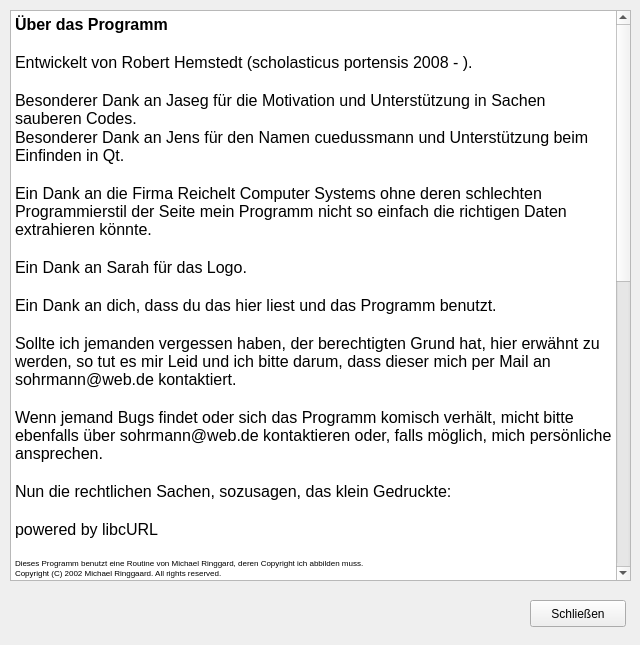
euklid/cuedussmann, file thanks.ui: the form before one commit.
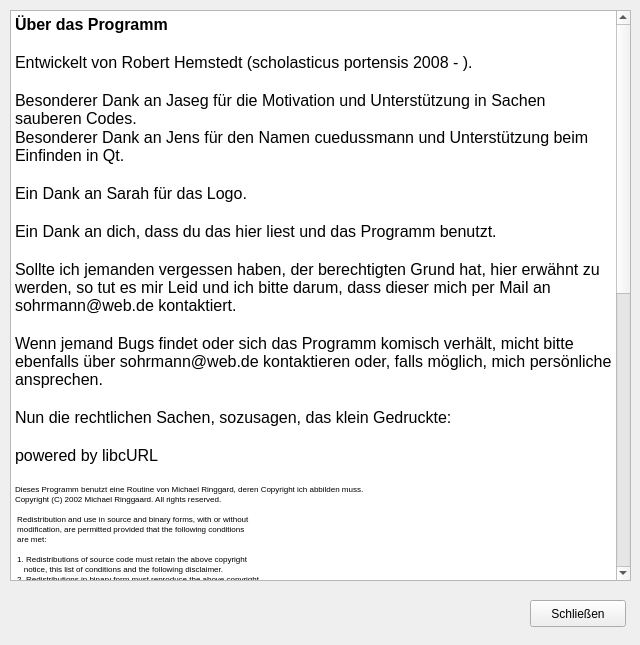
The form after the commit. Icons and pictures are not drawn.

```diff
--- a/thanks.ui
+++ b/thanks.ui
@@ -34,8 +34,6 @@
 &lt;p style=&quot; margin-top:0px; margin-bottom:0px; margin-left:0px; margin-right:0px; -qt-block-indent:0; text-indent:0px;&quot;&gt;&lt;span style=&quot; font-size:12pt;&quot;&gt;Besonderer Dank an Jaseg für die Motivation und Unterstützung in Sachen sauberen Codes.&lt;/span&gt;&lt;/p&gt;
 &lt;p style=&quot; margin-top:0px; margin-bottom:0px; margin-left:0px; margin-right:0px; -qt-block-indent:0; text-indent:0px;&quot;&gt;&lt;span style=&quot; font-size:12pt;&quot;&gt;Besonderer Dank an Jens für den Namen cuedussmann und Unterstützung beim Einfinden in Qt.&lt;/span&gt;&lt;/p&gt;
 &lt;p style=&quot;-qt-paragraph-type:empty; margin-top:0px; margin-bottom:0px; margin-left:0px; margin-right:0px; -qt-block-indent:0; text-indent:0px; font-size:12pt;&quot;&gt;&lt;/p&gt;
-&lt;p style=&quot; margin-top:0px; margin-bottom:0px; margin-left:0px; margin-right:0px; -qt-block-indent:0; text-indent:0px;&quot;&gt;&lt;span style=&quot; font-size:12pt;&quot;&gt;Ein Dank an die Firma Reichelt Computer Systems ohne deren schlechten Programmierstil der Seite mein Programm nicht so einfach die richtigen Daten extrahieren könnte.&lt;/span&gt;&lt;/p&gt;
-&lt;p style=&quot;-qt-paragraph-type:empty; margin-top:0px; margin-bottom:0px; margin-left:0px; margin-right:0px; -qt-block-indent:0; text-indent:0px; font-size:12pt;&quot;&gt;&lt;/p&gt;
 &lt;p style=&quot; margin-top:0px; margin-bottom:0px; margin-left:0px; margin-right:0px; -qt-block-indent:0; text-indent:0px;&quot;&gt;&lt;span style=&quot; font-size:12pt;&quot;&gt;Ein Dank an Sarah für das Logo.&lt;/span&gt;&lt;/p&gt;
 &lt;p style=&quot;-qt-paragraph-type:empty; margin-top:0px; margin-bottom:0px; margin-left:0px; margin-right:0px; -qt-block-indent:0; text-indent:0px; font-size:12pt;&quot;&gt;&lt;/p&gt;
 &lt;p style=&quot; margin-top:0px; margin-bottom:0px; margin-left:0px; margin-right:0px; -qt-block-indent:0; text-indent:0px;&quot;&gt;&lt;span style=&quot; font-size:12pt;&quot;&gt;Ein Dank an dich, dass du das hier liest und das Programm benutzt.&lt;/span&gt;&lt;/p&gt;
```
Left out of the diff: 8 changed lines with no effect on the pictures.
